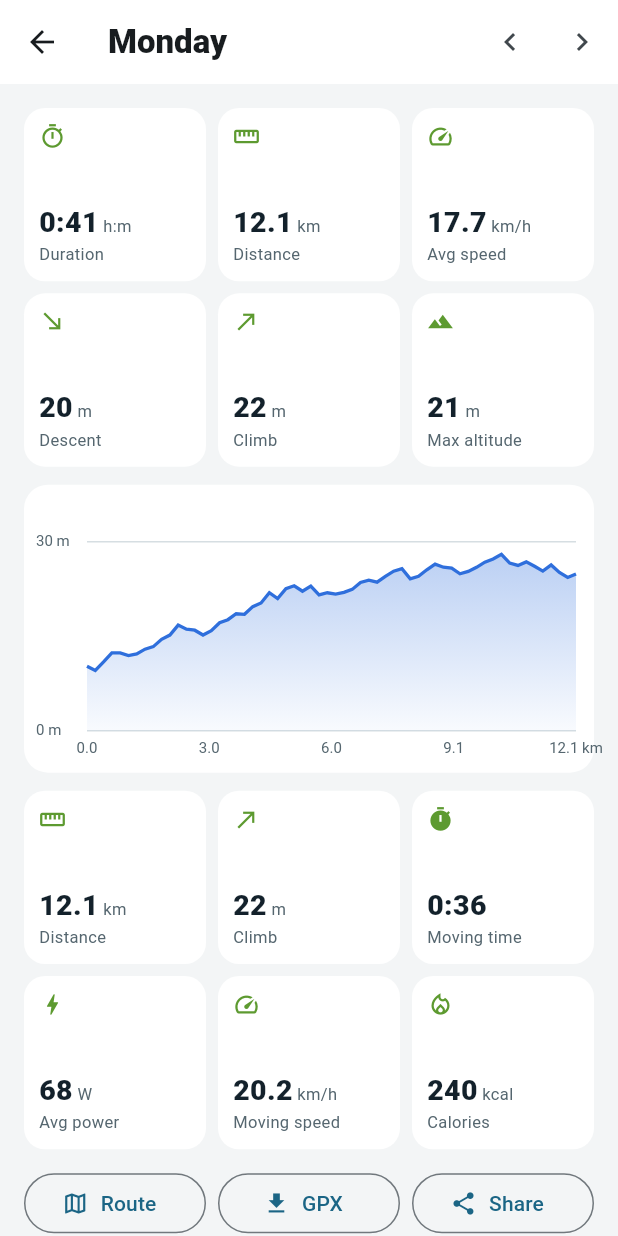
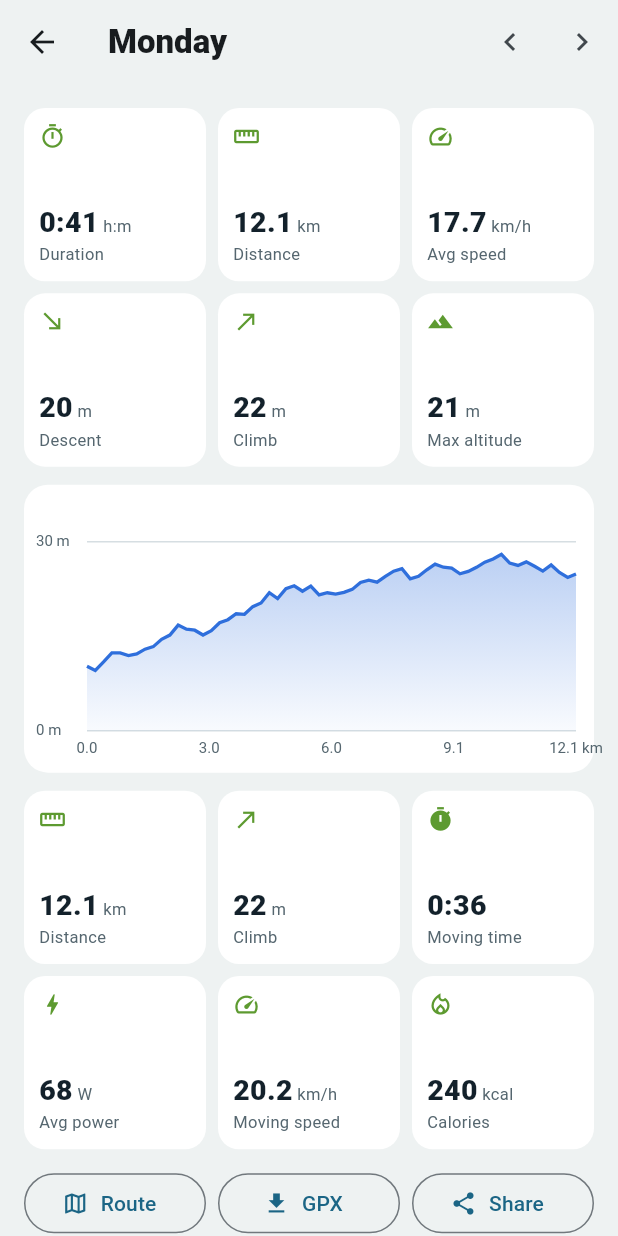
Before and after one commit to terminatoru86/mobility-app, a Flutter app: the DayScreen screen opened directly with empty values, on a phone screen of 412 x 824 dp. Run offline on Flutter 3.47's test engine with Material 3 defaults, Android fonts, the phone set to English and light mode, and no system bars; our stand-ins replace app_links, firebase_auth, firebase_core, flutter_map, flutter_secure_storage, flutter_svg and 9 more; missing offline and left inert: android_id, dart:ui_web, mobile_scanner, pmtiles, vector_map_tiles, vector_tile_renderer; accounts and stored records are empty; network calls fail; project files that could hold a hidden picture were left out.

Commit message:
Pages: one light grey background everywhere (the same as the start picture), cards and rows stay white
Co-Authored-By: Claude Opus 5.5 <noreply@anthropic.com>
Claude-Session: https://claude.ai/code/session_01KRsFd3oRgPB21GrDGpUJJD

```diff
--- a/lib/main.dart
+++ b/lib/main.dart
@@ -107,7 +107,7 @@ class _BootState extends State<_Boot> {
   Widget build(BuildContext context) {
     final st = _state;
     return Stack(children: [
-      if (st != null) Shell(state: st) else const ColoredBox(color: Colors.white, child: SizedBox.expand()),
+      if (st != null) Shell(state: st) else const ColoredBox(color: AppColors.paper, child: SizedBox.expand()),
       if (_splash)
         Positioned.fill(
           child: IgnorePointer(
--- a/lib/screens/health_screen.dart
+++ b/lib/screens/health_screen.dart
@@ -226,7 +226,7 @@ class _DayScreenState extends State<DayScreen> {
     final rides = _days[_day] ?? const <Ride>[];
     return Scaffold(
       appBar: AppBar(
-        backgroundColor: Colors.white,
+        backgroundColor: AppColors.paper,
         title: Text(_dayNames[_day], style: const TextStyle(fontWeight: FontWeight.w800)),
         actions: [
           IconButton(onPressed: () => _go(-1), icon: const Icon(Icons.chevron_left)),
--- a/lib/theme.dart
+++ b/lib/theme.dart
@@ -5,7 +5,8 @@ class AppColors {
   static const ink = Color(0xFF13212B);
   static const primary = Color(0xFF24333C);
   static const soft = Color(0xFF55666F);
-  static const paper = Color(0xFFF1F4F5);
+  /// The light grey of every page (the same as the start picture); cards and rows stay white.
+  static const paper = Color(0xFFEEF2F2);
   static const line = Color(0xFFD6DEE2);
   static const blue = Color(0xFF2F6FDC);
 
@@ -29,10 +30,11 @@ ThemeData buildTheme() {
   final base = ThemeData(
     useMaterial3: true,
     colorScheme: ColorScheme.fromSeed(seedColor: AppColors.primary, brightness: Brightness.light),
-    scaffoldBackgroundColor: const Color(0xFFF3F5F6),
+    scaffoldBackgroundColor: AppColors.paper,
   );
   return base.copyWith(
     textTheme: base.textTheme.apply(bodyColor: AppColors.ink, displayColor: AppColors.ink),
+    appBarTheme: const AppBarTheme(backgroundColor: AppColors.paper, surfaceTintColor: Colors.transparent),
     filledButtonTheme: FilledButtonThemeData(
       style: FilledButton.styleFrom(
         backgroundColor: AppColors.primary,
```
Also changed, not shown: lib/screens/community_screen.dart (+4 -4 lines).
